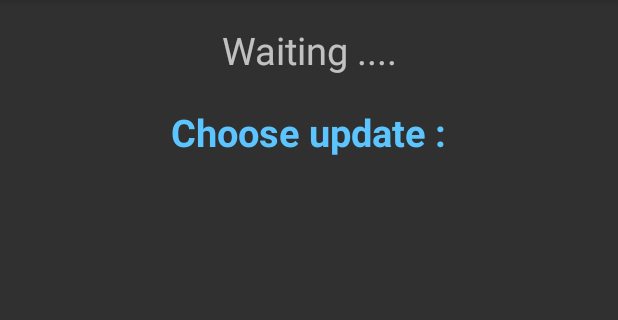
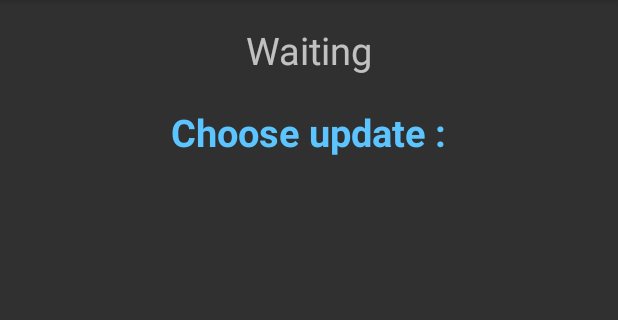
Before and after one commit to Nitorac/SygicMapsDownloader, an Android app: the MainActivity screen opened directly, with no data from a screen before it, on a phone screen of 412 x 824 dp, the part 84-404 px from its top. Run offline under Robolectric (Android 15) with nearby library versions, the light colour scheme and no system bars.

Commit message:
- All strings had been localized

```diff
--- a/app/src/main/java/com/thin/downloadmanager/DownloadDispatcher.java
+++ b/app/src/main/java/com/thin/downloadmanager/DownloadDispatcher.java
@@ -2,6 +2,8 @@ package com.thin.downloadmanager;
 
 import android.os.Process;
 import android.util.Log;
+
+import com.nitorac.sygicdownloader.R;
 
 import org.apache.http.conn.ConnectTimeoutException;
 
@@ -171,7 +173,7 @@ public class DownloadDispatcher extends Thread {
                     updateDownloadFailed(HTTP_INTERNAL_ERROR, conn.getResponseMessage());
                     break;
                 default:
-                    updateDownloadFailed(DownloadManager.ERROR_UNHANDLED_HTTP_CODE, responseCode +" " +conn.getResponseMessage() + ", common for many countries");
+                    updateDownloadFailed(DownloadManager.ERROR_UNHANDLED_HTTP_CODE, responseCode +" " +conn.getResponseMessage());
                     break;
             }
         } catch(SocketTimeoutException e) {
--- a/app/src/main/res/layout/activity_main.xml
+++ b/app/src/main/res/layout/activity_main.xml
@@ -9,12 +9,12 @@
     <TextView
         android:layout_width="wrap_content"
         android:layout_height="wrap_content"
-        android:text="Waiting ...."
+        android:text="@string/waiting"
         android:id="@+id/lastMaj"
         android:layout_alignParentTop="true"
         android:layout_alignParentLeft="true"
         android:layout_alignParentStart="true"
-        android:textSize="25dp"
+        android:textSize="25sp"
         android:layout_alignParentRight="true"
         android:layout_alignParentEnd="true"
         android:gravity="center" />
@@ -29,7 +29,7 @@
         android:layout_marginTop="20dp"
         android:textColor="@color/LightBlue"
         android:textStyle="bold"
-        android:textSize="25dp" />
+        android:textSize="25sp" />
 
     <ListView
         android:layout_width="fill_parent"
--- a/app/src/main/res/values/color.xml
+++ b/app/src/main/res/values/color.xml
@@ -3,7 +3,8 @@
     <color name="Black">#000000</color>
     <color name="BlackBlue">#ff010092</color>
     <color name="Finished">#ff00b508</color>
-    <color name="Error">#ff3471da</color>
+    <color name="Error">#ffff1a11</color>
+    <color name="ErrorNormale">#ff3471da</color>
     <color name="Blue">#ff128eeb</color>
     <color name="LightBlue">#ff5cc5ff</color>
     <color name="GreyNoFlash">#ffe7e7e7</color>
```
Also changed, not shown: app/src/main/java/com/nitorac/sygicdownloader/downloader/DownloaderActivity.java (+25 -19 lines), app/src/main/res/values/strings.xml (+10 -0 lines), 1 other file.
